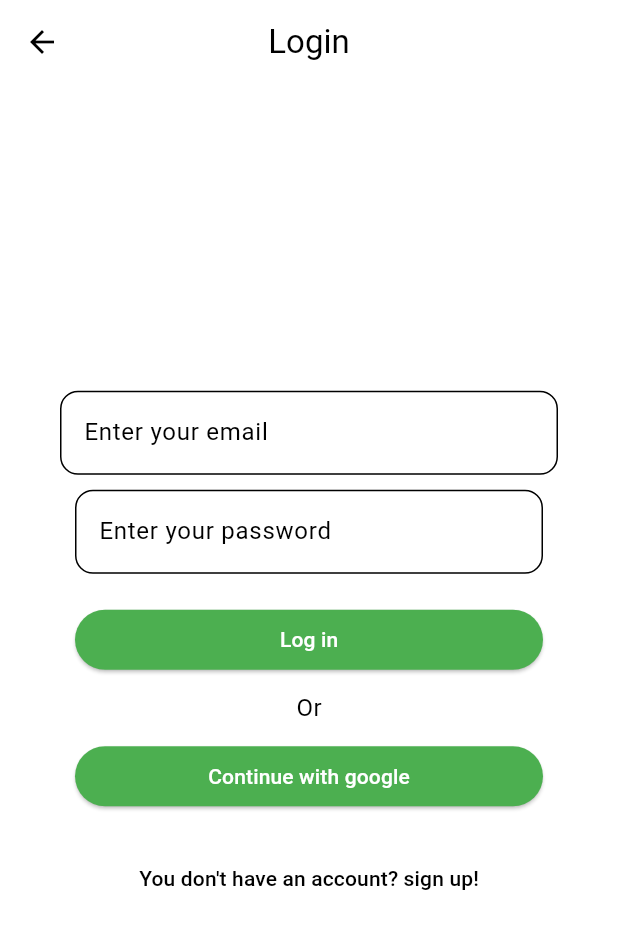
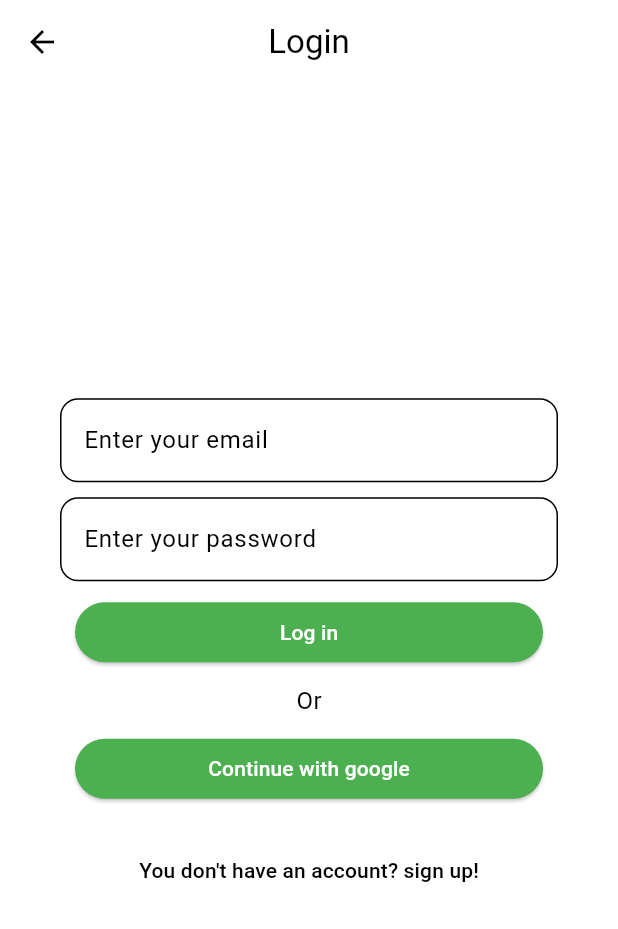
Before and after one commit to Saitabau-Dennis/24-7-ROADSIDE-ASSISTANCE, a Flutter app: the screen it shows after launch, after a tap on "Already have an account? Log in", on a phone screen of 412 x 824 dp. Shown: the top 929 px of the screen. Run offline on Flutter 3.47's test engine with Material 3 defaults, Android fonts, the phone set to English and light mode, and no system bars.

Commit message:
update the width of enter password textbox

```diff
--- a/roadsideassistant/lib/main.dart
+++ b/roadsideassistant/lib/main.dart
@@ -213,7 +213,7 @@ class LoginPage extends StatelessWidget {
                 ),
 
                 Container(
-                  margin: const EdgeInsets.all(10),
+                  margin: const EdgeInsets.only(top: 10),
                   width: 400,
                   child:
                 const TextField(
```
